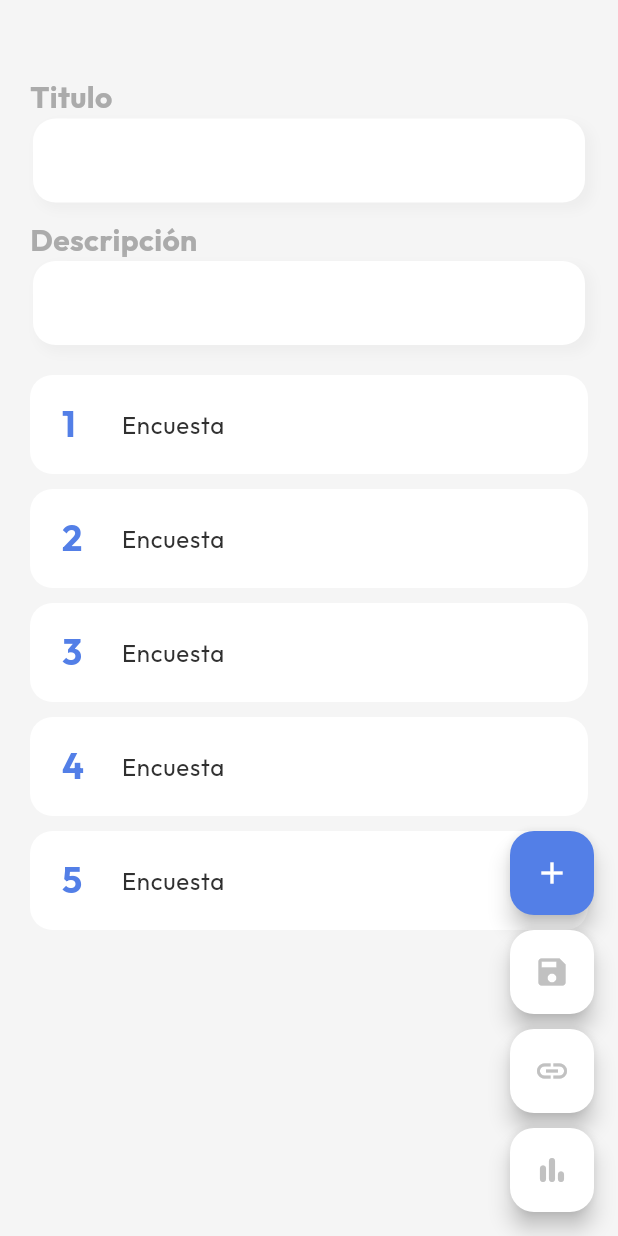
After one commit to alanvazq/bluesurvey_mobile, a Flutter app: the SurveyScreen screen opened by its route, on a phone screen of 412 x 824 dp. The commit adds this screen. Run offline on Flutter 3.47's test engine with Material 3 defaults, Android fonts, the phone set to English and light mode, and no system bars; our stand-ins replace dio, flutter_dotenv, flutter_riverpod, formz, go_router, google_fonts and 1 more; accounts and stored records are empty.

Commit message:
Proyecto actualizado

```diff
--- a/lib/config/router/app_router_notifier.dart
+++ b/lib/config/router/app_router_notifier.dart
@@ -1,4 +1,4 @@
-import 'package:bluesurvey_app/presentation/providers/auth_provider.dart';
+import 'package:bluesurvey_app/presentation/providers/auth/auth_provider.dart';
 import 'package:flutter/material.dart';
 import 'package:flutter_riverpod/flutter_riverpod.dart';
 
--- a/lib/config/themes/light_theme.dart
+++ b/lib/config/themes/light_theme.dart
@@ -3,13 +3,18 @@ import 'package:google_fonts/google_fonts.dart';
 
 ThemeData lightTheme = ThemeData(
     brightness: Brightness.light,
-    textTheme: GoogleFonts.interTextTheme(),
+    textTheme: GoogleFonts.outfitTextTheme(),
     colorScheme: const ColorScheme.light(
         surface: Color(0xffF5F5F5),
         onSurface: Color(0xff303030),
-        primary: Color(0xff7886C7),
-        secondary: Color.fromARGB(255, 179, 189, 231),
+        primary: Color(0xff537fe7),
+        secondary: Color(0xFFffffff),
         primaryContainer: Color(0xffFFFFFF),
         onPrimary: Color(0xffffffff),
-        onPrimaryContainer: Color(0xFFC1C1C1)
+        onSecondary: Color(0xff537fe7),
+        onPrimaryContainer: Color(0xFFC1C1C1),
+        tertiaryContainer: Color(0xFFEAEAEA),
+        onTertiaryContainer: Color(0xFFABABAB),
+        onSurfaceVariant: Color(0xFFABABAB),
+
         ));
--- a/lib/infrastructure/errors/custom_error.dart
+++ b/lib/infrastructure/errors/custom_error.dart
@@ -6,7 +6,6 @@ class UserNotFound implements Exception{}
 class CustomError implements Exception{
 
   final String message;
-  // final int errorCode;
 
   CustomError(this.message);
 
--- a/lib/main.dart
+++ b/lib/main.dart
@@ -3,7 +3,6 @@ import 'package:bluesurvey_app/config/router/app_router.dart';
 import 'package:bluesurvey_app/config/themes/light_theme.dart';
 import 'package:flutter/material.dart';
 import 'package:flutter_riverpod/flutter_riverpod.dart';
-
 
 void main() async {
   await Environment.initEnvirontment();
@@ -21,7 +20,6 @@ class MyApp extends ConsumerWidget {
       routerConfig: appRouter,
       debugShowCheckedModeBanner: false,
       theme: lightTheme,
-
     );
   }
 }
--- /dev/null
+++ b/lib/presentation/screens/survey/survey_screen.dart
@@ -0,0 +1,142 @@
+import 'package:bluesurvey_app/presentation/widgets/custom_text_field.dart';
+import 'package:flutter/material.dart';
+
+class SurveyScreen extends StatelessWidget {
+  const SurveyScreen({super.key});
+
+  @override
+  Widget build(BuildContext context) {
+    final colors = Theme.of(context).colorScheme;
+
+    return GestureDetector(
+      onTap: () => FocusScope.of(context).unfocus(),
+      child: Scaffold(
+        body: SurveyView(),
+        floatingActionButton: Column(
+          mainAxisAlignment: MainAxisAlignment.end,
+          children: [
+            FloatingActionButton(
+              onPressed: () {},
+              backgroundColor: colors.primary,
+              child: Icon(
+                Icons.add,
+                color: colors.onPrimary,
+              ),
+            ),
+            SizedBox(
+              height: 10,
+            ),
+            FloatingActionButton(
+              onPressed: () {},
+              child: Icon(Icons.save),
+            ),
+            SizedBox(
+              height: 10,
+            ),
+            FloatingActionButton(
+              onPressed: () {},
+              child: Icon(Icons.link),
+            ),
+            SizedBox(
+              height: 10,
+            ),
+            FloatingActionButton(
+              onPressed: () {},
+              child: Icon(Icons.bar_chart_rounded),
+            ),
+          ],
+        ),
+      ),
+    );
+  }
+}
+
+class SurveyView extends StatelessWidget {
+  const SurveyView({super.key});
+  @override
+  Widget build(BuildContext context) {
+    return Padding(
+      padding: const EdgeInsets.fromLTRB(20, 50, 20, 0),
+      child: Column(
+        children: [
+          TitleAndDescriptionView(),
+          SizedBox(
+            height: 20,
+          ),
+          QuestionsView()
+        ],
+      ),
+    );
+  }
+}
+
+class TitleAndDescriptionView extends StatelessWidget {
+  const TitleAndDescriptionView({super.key});
+
+  @override
+  Widget build(BuildContext context) {
+    final colors = Theme.of(context).colorScheme;
+    return Column(
+      crossAxisAlignment: CrossAxisAlignment.start,
+      children: [
+        Text(
+          "Titulo",
+          style: TextStyle(
+              fontSize: 20,
+              fontWeight: FontWeight.bold,
+              color: colors.onSurfaceVariant),
+        ),
+        CustomTextField(
+          isParagraph: true,
+        ),
+        SizedBox(
+          height: 10,
+        ),
+        Text(
+          "Descripción",
+          style: TextStyle(
+              fontSize: 20,
+              fontWeight: FontWeight.bold,
+              color: colors.onSurfaceVariant),
+        ),
+        CustomTextField(
+          isParagraph: true,
+        )
+      ],
+    );
+  }
+}
+
+class QuestionsView extends StatelessWidget {
+  const QuestionsView({super.key});
+
+  @override
+  Widget build(BuildContext context) {
+    final colors = Theme.of(context).colorScheme;
+
+    return Expanded(
+      child: ListView.builder(
+          padding: EdgeInsets.all(0),
+          itemCount: 5,
+          itemBuilder: (context, index) {
+            return Container(
+              margin: EdgeInsets.only(bottom: 10),
+              padding: EdgeInsets.all(5),
+              decoration: BoxDecoration(
+                  borderRadius: BorderRadius.circular(15),
+                  color: colors.primaryContainer),
+              child: ListTile(
+                title: Text("Encuesta"),
+                leading: Text(
+                  "${index + 1}",
+                  style: TextStyle(
+                      fontSize: 24,
+                      fontWeight: FontWeight.bold,
+                      color: colors.primary),
+                ),
+              ),
+            );
+          }),
+    );
+  }
+}
--- a/lib/presentation/widgets/custom_text_field.dart
+++ b/lib/presentation/widgets/custom_text_field.dart
@@ -14,6 +14,7 @@ class CustomTextField extends StatelessWidget {
   final bool enabled;
   final TextInputType keyboardType;
   final int maxLines;
+  final bool isParagraph;
 
   const CustomTextField(
       {super.key,
@@ -29,7 +30,8 @@ class CustomTextField extends StatelessWidget {
       this.readOnly = false,
       this.enabled = true,
       this.keyboardType = TextInputType.text,
-      this.maxLines = 1});
+      this.maxLines = 1,
+      this.isParagraph = false});
 
   @override
   Widget build(BuildContext context) {
@@ -59,7 +61,7 @@ class CustomTextField extends StatelessWidget {
         keyboardType: keyboardType,
         onTap: onTap,
         readOnly: readOnly,
-        maxLines: maxLines,
+        maxLines: isParagraph ? null : maxLines,
         style: const TextStyle(fontSize: 16, fontWeight: FontWeight.normal),
         cursorColor: colors.primary,
         decoration: InputDecoration(
```
Also changed, not shown: lib/config/router/app_router.dart (+27 -22 lines), lib/infrastructure/datasources/auth_user.dart (+4 -5 lines), lib/infrastructure/inputs/email.dart (added, +29 -0 lines), lib/infrastructure/inputs/input.dart (added, +22 -0 lines), lib/presentation/providers/auth/auth_provider.dart (renamed from lib/presentation/providers/auth_provider.dart, +4 -11 lines), lib/presentation/providers/auth/signup_provider.dart (added, +89 -0 lines), lib/presentation/screens/auth/login_screen.dart (+13 -1 lines), lib/presentation/screens/auth/signup_screen.dart (+50 -5 lines), lib/presentation/screens/survey/home_screen.dart (+23 -3 lines), lib/presentation/widgets/create_survey_modal.dart (added, +61 -0 lines).
